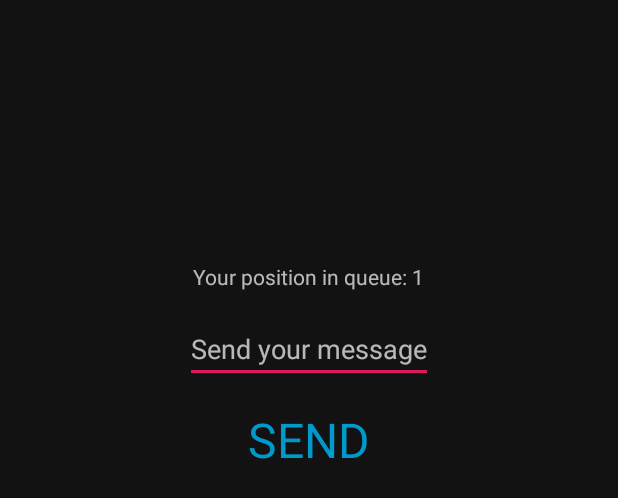
After one commit to macedoraf/SmartMic, an Android app: the layout connected.xml on its own in the app's theme, with its tools: preview values and no code run, on a phone screen of 412 x 824 dp. The commit adds this screen. Shown: the top 498 px of the screen. Run offline under Robolectric (Android 15) with nearby library versions, the phone set to English and light mode, and no system bars.

Commit message:
Added Connected fragment contract

```diff
--- /dev/null
+++ b/app/src/main/res/layout/connected.xml
@@ -0,0 +1,45 @@
+<?xml version="1.0" encoding="utf-8"?>
+<androidx.constraintlayout.widget.ConstraintLayout xmlns:android="http://schemas.android.com/apk/res/android"
+    xmlns:app="http://schemas.android.com/apk/res-auto"
+    xmlns:tools="http://schemas.android.com/tools"
+    android:layout_width="match_parent"
+    android:layout_height="match_parent"
+    android:orientation="vertical">
+
+
+    <androidx.appcompat.widget.AppCompatEditText
+        android:id="@+id/edtSendField"
+        android:layout_width="wrap_content"
+        android:layout_height="wrap_content"
+        app:layout_constraintBottom_toBottomOf="parent"
+        app:layout_constraintEnd_toEndOf="parent"
+        app:layout_constraintStart_toStartOf="parent"
+        app:layout_constraintTop_toTopOf="parent"
+        app:layout_constraintVertical_bias="0.26999998"
+        android:hint="Send your message" />
+
+    <androidx.appcompat.widget.AppCompatTextView
+        android:id="@+id/lblQueuePosition"
+        android:layout_width="wrap_content"
+        android:layout_height="wrap_content"
+        android:layout_marginBottom="16dp"
+        app:layout_constraintBottom_toTopOf="@+id/edtSendField"
+        app:layout_constraintEnd_toEndOf="@+id/edtSendField"
+        app:layout_constraintStart_toStartOf="@+id/edtSendField"
+        tools:text="Your position in queue: 1" />
+
+    <androidx.appcompat.widget.AppCompatTextView
+        android:id="@+id/lblSend"
+        android:layout_width="wrap_content"
+        android:layout_height="wrap_content"
+        android:layout_marginTop="16dp"
+        android:text="SEND"
+        android:textSize="32sp"
+        android:textAllCaps="true"
+        android:textAlignment="center"
+        android:textColor="@android:color/holo_blue_dark"
+        app:layout_constraintEnd_toEndOf="@+id/edtSendField"
+        app:layout_constraintStart_toStartOf="@+id/edtSendField"
+        app:layout_constraintTop_toBottomOf="@+id/edtSendField" />
+
+</androidx.constraintlayout.widget.ConstraintLayout>
```
Also changed, not shown: app/src/main/java/br/com/rafael/smartmic/presentation/MainActivity.kt (+46 -8 lines), app/src/main/java/br/com/rafael/smartmic/presentation/connected/Connected.kt (added, +19 -0 lines), app/src/main/java/br/com/rafael/smartmic/presentation/connected/ConnectedFragment.kt (+74 -2 lines), app/src/main/java/br/com/rafael/smartmic/presentation/connected/ConnectedPresenter.kt (added, +16 -0 lines), app/src/main/java/br/com/rafael/smartmic/presentation/home/GuestHomeFragment.kt (+3 -4 lines), app/src/main/java/br/com/rafael/smartmic/presentation/home/GuestHomePresenter.kt (+1 -12 lines), app/src/main/java/br/com/rafael/smartmic/utill/FragmentExtension.kt (added, +18 -0 lines), app/src/main/java/br/com/rafael/smartmic/utill/Injector.kt (+11 -1 lines), app/src/main/res/layout/activity_main.xml (+16 -4 lines).
